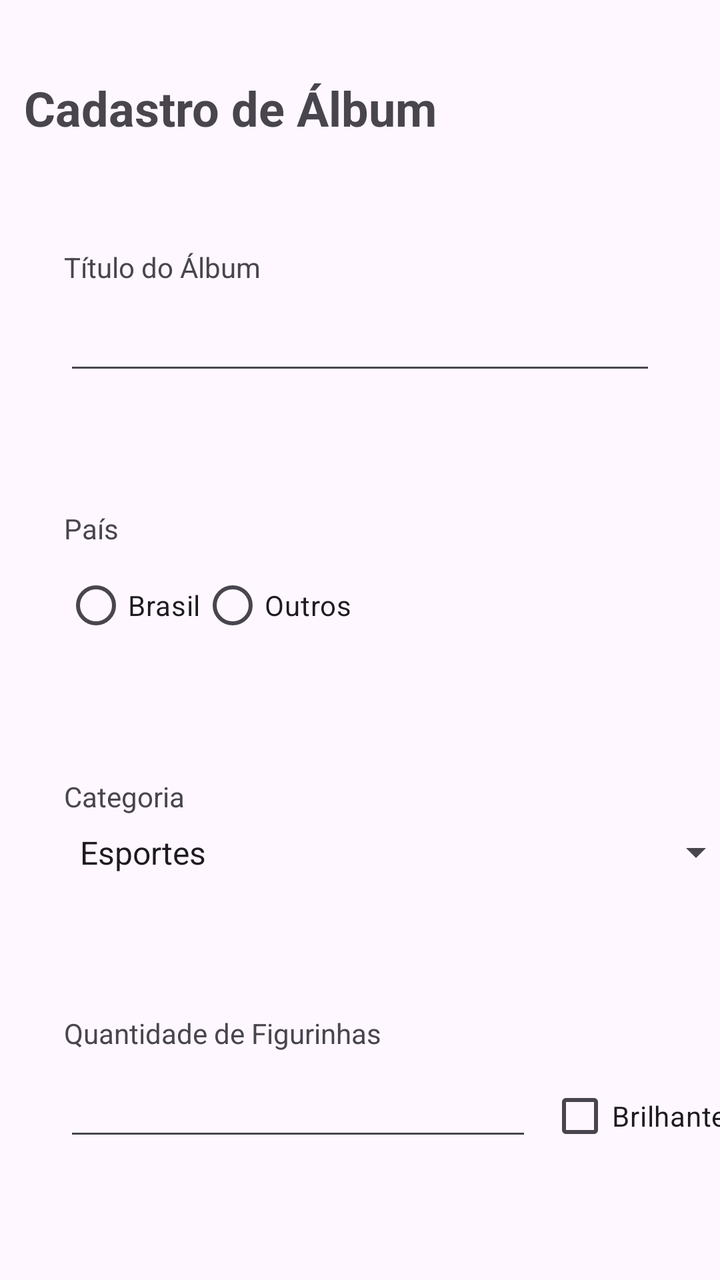
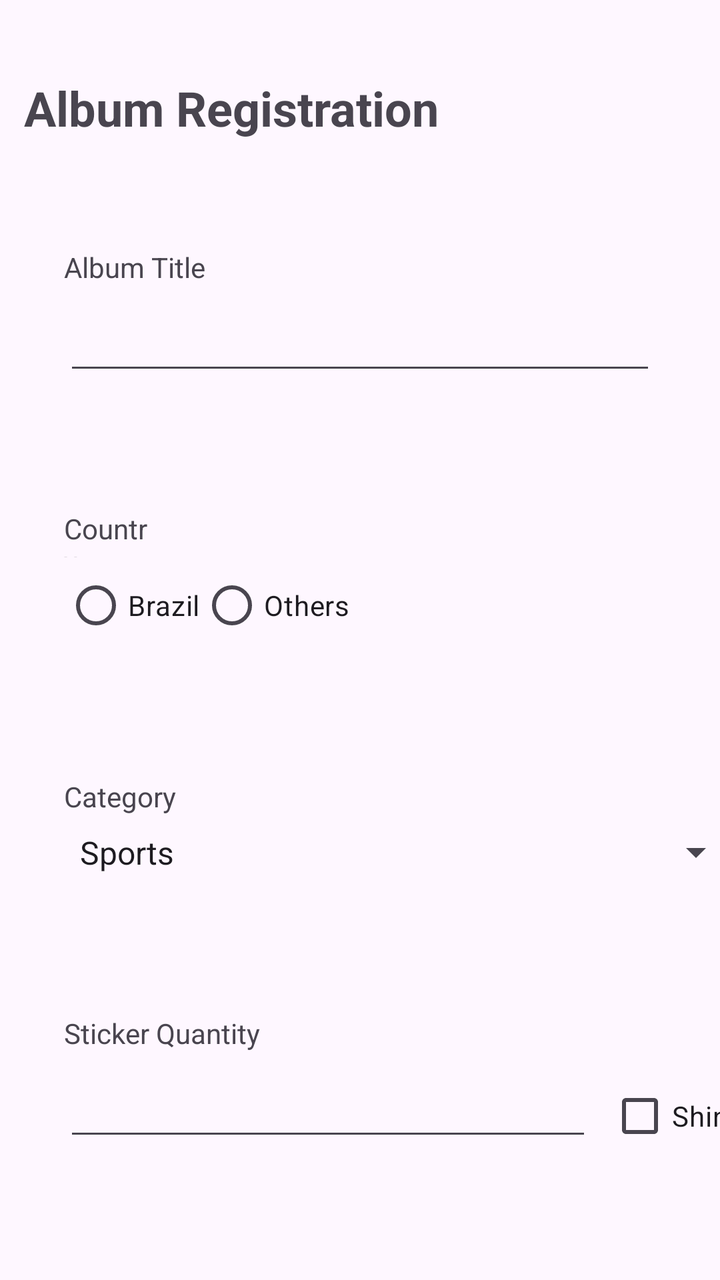

The first picture is an Android layout as it rendered before a commit; the second is the same layout after the commit. The layout source and the unified diff follow.
<!-- AndroidManifest.xml: application theme Theme.ThemesStylesIcons -->
<!-- res/layout/activity_cadastro.xml -->
<?xml version="1.0" encoding="utf-8"?>
<androidx.constraintlayout.widget.ConstraintLayout xmlns:android="http://schemas.android.com/apk/res/android"
    xmlns:app="http://schemas.android.com/apk/res-auto"
    xmlns:tools="http://schemas.android.com/tools"
    android:id="@+id/listViewAlbuns"
    android:layout_width="match_parent"
    android:layout_height="match_parent"
    tools:context=".CadastroActivity">

    <LinearLayout
        android:id="@+id/linearLayoutRadio"
        android:layout_width="match_parent"
        android:layout_height="wrap_content"
        android:layout_marginStart="16dp"
        android:layout_marginEnd="16dp"
        android:orientation="vertical"
        android:padding="16dp"
        app:layout_constraintBottom_toTopOf="@+id/linearLayoutCategory"
        app:layout_constraintEnd_toEndOf="parent"
        app:layout_constraintHorizontal_bias="1.0"
        app:layout_constraintStart_toStartOf="parent"
        app:layout_constraintTop_toBottomOf="@+id/linearLayoutTitle">

        <TextView
            android:id="@+id/labelCountry"
            android:layout_width="45dp"
            android:layout_height="24dp"
            android:text="@string/country" />

        <RadioGroup
            android:id="@+id/radioGroupCountry"
            android:layout_width="wrap_content"
            android:layout_height="wrap_content"
            android:orientation="horizontal">

            <RadioButton
                android:id="@+id/radioButtonBR"
                android:layout_width="wrap_content"
                android:layout_height="wrap_content"
                android:text="@string/brasil" />

            <RadioButton
                android:id="@+id/radioButtonOT"
                android:layout_width="wrap_content"
                android:layout_height="wrap_content"
                android:text="@string/outros" />
        </RadioGroup>

    </LinearLayout>

    <LinearLayout
        android:id="@+id/linearLayoutQtdStickers"
        android:layout_width="378dp"
        android:layout_height="103dp"
        android:layout_marginStart="16dp"
        android:layout_marginEnd="16dp"
        android:layout_marginBottom="16dp"
        android:orientation="vertical"
        android:padding="16dp"
        app:layout_constraintBottom_toBottomOf="parent"
        app:layout_constraintEnd_toEndOf="parent"
        app:layout_constraintHorizontal_bias="0.0"
        app:layout_constraintStart_toStartOf="parent"
        app:layout_constraintTop_toBottomOf="@+id/linearLayoutCategory">

        <TextView
            android:id="@+id/labelQtdSticker"
            android:layout_width="wrap_content"
            android:layout_height="wrap_content"
            android:layout_marginBottom="8dp"
            android:text="@string/quantidade_de_figurinhas" />

        <LinearLayout
            android:layout_width="match_parent"
            android:layout_height="wrap_content"
            android:orientation="horizontal">

            <EditText
                android:id="@+id/inputQtdSticker"
                android:layout_width="0dp"
                android:layout_height="wrap_content"
                android:layout_marginEnd="8dp"
                android:layout_weight="1"
                android:ems="10"
                android:inputType="number" />

            <CheckBox
                android:id="@+id/checkboxShiny"
                android:layout_width="wrap_content"
                android:layout_height="wrap_content"
                android:text="@string/brilhantes" />

        </LinearLayout>
    </LinearLayout>

    <LinearLayout
        android:id="@+id/linearLayoutCategory"
        android:layout_width="match_parent"
        android:layout_height="wrap_content"
        android:layout_marginStart="16dp"
        android:layout_marginEnd="16dp"
        android:orientation="vertical"
        android:padding="16dp"
        app:layout_constraintBottom_toTopOf="@+id/linearLayoutQtdStickers"
        app:layout_constraintEnd_toEndOf="parent"
        app:layout_constraintHorizontal_bias="0.0"
        app:layout_constraintStart_toStartOf="parent"
        app:layout_constraintTop_toBottomOf="@+id/linearLayoutRadio">

        <TextView
            android:id="@+id/labelCategory"
            android:layout_width="wrap_content"
            android:layout_height="wrap_content"
            android:text="@string/categoria"
            app:layout_constraintBottom_toBottomOf="parent"
            app:layout_constraintEnd_toEndOf="parent"
            app:layout_constraintHorizontal_bias="0.045"
            app:layout_constraintStart_toStartOf="parent"
            app:layout_constraintTop_toBottomOf="@+id/labelCountry"
            app:layout_constraintVertical_bias="0.149" />

        <Spinner
            android:id="@+id/spinnerCategory"
            android:layout_width="340dp"
            android:layout_height="37dp"
            android:entries="@array/categoria"
            app:layout_constraintBottom_toBottomOf="parent"
            app:layout_constraintEnd_toEndOf="parent"
            app:layout_constraintHorizontal_bias="0.225"
            app:layout_constraintStart_toStartOf="parent"
            app:layout_constraintTop_toBottomOf="@+id/labelCategory"
            app:layout_constraintVertical_bias="0.021" />
    </LinearLayout>

    <TextView
        android:id="@+id/title2"
        android:layout_width="wrap_content"
        android:layout_height="wrap_content"
        android:text="@string/album_registry"
        android:textSize="24sp"
        android:textStyle="bold"
        app:layout_constraintBottom_toBottomOf="parent"
        app:layout_constraintEnd_toEndOf="parent"
        app:layout_constraintHorizontal_bias="0.078"
        app:layout_constraintStart_toStartOf="parent"
        app:layout_constraintTop_toTopOf="parent"
        app:layout_constraintVertical_bias="0.062"
        tools:ignore="MissingConstraints" />

    <LinearLayout
        android:id="@+id/linearLayoutTitle"
        android:layout_width="match_parent"
        android:layout_height="wrap_content"
        android:layout_marginStart="16dp"
        android:layout_marginTop="8dp"
        android:layout_marginEnd="16dp"
        android:orientation="vertical"
        android:padding="16dp"
        app:layout_constraintBottom_toTopOf="@+id/linearLayoutRadio"
        app:layout_constraintEnd_toEndOf="parent"
        app:layout_constraintHorizontal_bias="1.0"
        app:layout_constraintStart_toStartOf="parent"
        app:layout_constraintTop_toBottomOf="@+id/title2">

        <TextView
            android:id="@+id/labelTitle"
            android:layout_width="wrap_content"
            android:layout_height="wrap_content"
            android:layout_marginBottom="8dp"
            android:text="@string/album_title" />

        <EditText
            android:id="@+id/inputTitle"
            android:layout_width="match_parent"
            android:layout_height="wrap_content"
            android:inputType="text" />
    </LinearLayout>

</androidx.constraintlayout.widget.ConstraintLayout>
<!-- resources referenced by this layout -->
<resources>
  <string-array name="categoria">
          <item>Esportes</item>
          <item>Filmes</item>
          <item>Séries de TV</item>
          <item>Celebridades</item>
          <item>Desenhos Animados</item>
          <item>Animes e Mangás</item>
          <item>História e Cultura</item>
          <item>Natureza e Ciências</item>
          <item>Espaço e Astronomia</item>
          <item>Temáticos</item>
          <item>Edições Comemorativas</item>
          <item>Jogos</item>
      </string-array>
  <string name="album_registry">Cadastro de Álbum</string>
  <string name="album_title">Título do Álbum</string>
  <string name="brasil">Brasil</string>
  <string name="brilhantes">Brilhantes?</string>
  <string name="categoria">Categoria</string>
  <string name="country">País</string>
  <string name="outros">Outros</string>
  <string name="quantidade_de_figurinhas">Quantidade de Figurinhas</string>
  <style name="Theme.ThemesStylesIcons" parent="Theme.Material3.Light">
          <item name="colorPrimary">@color/yellow</item>
          <item name="colorPrimaryVariant">@color/dark_yellow</item>
          <item name="colorOnPrimary">@color/black</item>
      </style>
  <color name="yellow">#FFBE02</color>
  <color name="dark_yellow">#B9BA9506</color>
  <color name="black">#FF000000</color>
</resources>

<!-- the commit's change to res/layout/activity_cadastro.xml (unified diff, before → after) -->
@@ -37,13 +37,13 @@
                 android:id="@+id/radioButtonBR"
                 android:layout_width="wrap_content"
                 android:layout_height="wrap_content"
-                android:text="@string/brasil" />
+                android:text="@string/brazil" />
 
             <RadioButton
                 android:id="@+id/radioButtonOT"
                 android:layout_width="wrap_content"
                 android:layout_height="wrap_content"
-                android:text="@string/outros" />
+                android:text="@string/others" />
         </RadioGroup>
 
     </LinearLayout>
@@ -68,7 +68,7 @@
             android:layout_width="wrap_content"
             android:layout_height="wrap_content"
             android:layout_marginBottom="8dp"
-            android:text="@string/quantidade_de_figurinhas" />
+            android:text="@string/sticker_quantity" />
 
         <LinearLayout
             android:layout_width="match_parent"
@@ -88,7 +88,7 @@
                 android:id="@+id/checkboxShiny"
                 android:layout_width="wrap_content"
                 android:layout_height="wrap_content"
-                android:text="@string/brilhantes" />
+                android:text="@string/shiny" />
 
         </LinearLayout>
     </LinearLayout>
@@ -111,7 +111,7 @@
             android:id="@+id/labelCategory"
             android:layout_width="wrap_content"
             android:layout_height="wrap_content"
-            android:text="@string/categoria"
+            android:text="@string/category"
             app:layout_constraintBottom_toBottomOf="parent"
             app:layout_constraintEnd_toEndOf="parent"
             app:layout_constraintHorizontal_bias="0.045"
@@ -123,7 +123,7 @@
             android:id="@+id/spinnerCategory"
             android:layout_width="340dp"
             android:layout_height="37dp"
-            android:entries="@array/categoria"
+            android:entries="@array/categories"
             app:layout_constraintBottom_toBottomOf="parent"
             app:layout_constraintEnd_toEndOf="parent"
             app:layout_constraintHorizontal_bias="0.225"
@@ -136,7 +136,7 @@
         android:id="@+id/title2"
         android:layout_width="wrap_content"
         android:layout_height="wrap_content"
-        android:text="@string/album_registry"
+        android:text="@string/album_registration"
         android:textSize="24sp"
         android:textStyle="bold"
         app:layout_constraintBottom_toBottomOf="parent"
<!-- resource entries referenced after the edit -->
@@ -1,27 +1,27 @@
 <!-- resources referenced by this layout -->
 <resources>
-  <string-array name="categoria">
-          <item>Esportes</item>
-          <item>Filmes</item>
-          <item>Séries de TV</item>
-          <item>Celebridades</item>
-          <item>Desenhos Animados</item>
-          <item>Animes e Mangás</item>
-          <item>História e Cultura</item>
-          <item>Natureza e Ciências</item>
-          <item>Espaço e Astronomia</item>
-          <item>Temáticos</item>
-          <item>Edições Comemorativas</item>
-          <item>Jogos</item>
+  <string-array name="categories">
+          <item>Sports</item>
+          <item>Movies</item>
+          <item>TV Shows</item>
+          <item>Celebrities</item>
+          <item>Cartoons</item>
+          <item>Anime and Manga</item>
+          <item>History and Culture</item>
+          <item>Nature and Science</item>
+          <item>Space and Astronomy</item>
+          <item>Themed</item>
+          <item>Commemorative Editions</item>
+          <item>Games</item>
       </string-array>
-  <string name="album_registry">Cadastro de Álbum</string>
-  <string name="album_title">Título do Álbum</string>
-  <string name="brasil">Brasil</string>
-  <string name="brilhantes">Brilhantes?</string>
-  <string name="categoria">Categoria</string>
-  <string name="country">País</string>
-  <string name="outros">Outros</string>
-  <string name="quantidade_de_figurinhas">Quantidade de Figurinhas</string>
+  <string name="album_registration">Album Registration</string>
+  <string name="album_title">Album Title</string>
+  <string name="brazil">Brazil</string>
+  <string name="category">Category</string>
+  <string name="country">Country</string>
+  <string name="others">Others</string>
+  <string name="shiny">Shiny?</string>
+  <string name="sticker_quantity">Sticker Quantity</string>
   <style name="Theme.ThemesStylesIcons" parent="Theme.Material3.Light">
           <item name="colorPrimary">@color/yellow</item>
           <item name="colorPrimaryVariant">@color/dark_yellow</item>
